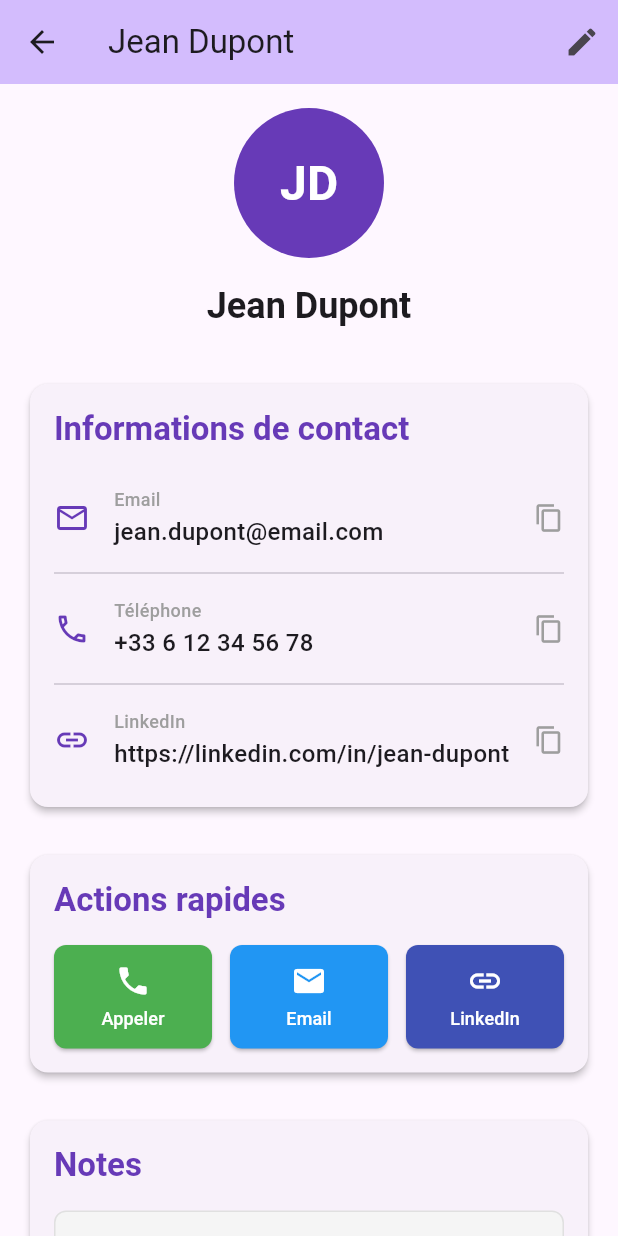
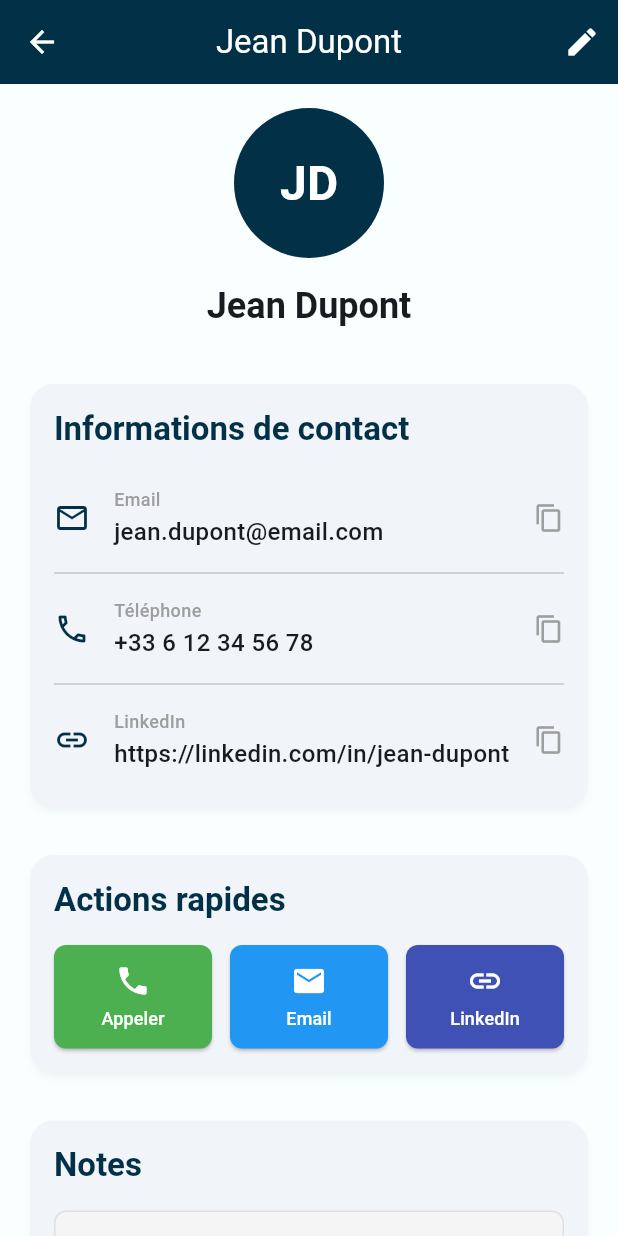
Before and after one commit to nrouelle/nr-crm-flutter, a Flutter app: the screen it shows once a user with an empty profile is signed in, after a tap on "JD", on a phone screen of 412 x 824 dp. Run offline on Flutter 3.47's test engine with Material 3 defaults, Android fonts, the phone set to English and light mode, and no system bars; our stand-ins replace firebase_auth, firebase_core; accounts and stored records are empty.

Commit message:
update colors

```diff
--- a/lib/main.dart
+++ b/lib/main.dart
@@ -28,8 +28,44 @@ class MyApp extends StatelessWidget {
       title: 'CRM Flutter',
       debugShowCheckedModeBanner: false,
       theme: ThemeData(
-        colorScheme: ColorScheme.fromSeed(seedColor: Colors.deepPurple),
         useMaterial3: true,
+        colorScheme: ColorScheme.fromSeed(
+          seedColor: const Color(0xFF023047),
+          brightness: Brightness.light,
+        ).copyWith(
+          primary: const Color(0xFF023047), // Bleu marine profond
+          secondary: const Color(0xFF219ebc), // Turquoise
+          tertiary: const Color(0xFFffb703), // Jaune doré
+          surface: const Color(0xFFf8fffe),
+          onPrimary: Colors.white,
+        ),
+        appBarTheme: const AppBarTheme(
+          backgroundColor: Color(0xFF023047),
+          foregroundColor: Colors.white,
+          elevation: 0,
+          centerTitle: true,
+        ),
+        cardTheme: CardThemeData(
+          elevation: 4,
+          shadowColor: const Color(0xFF023047).withOpacity(0.1),
+          shape: RoundedRectangleBorder(
+            borderRadius: BorderRadius.circular(16),
+          ),
+        ),
+        floatingActionButtonTheme: const FloatingActionButtonThemeData(
+          backgroundColor: Color(0xFFfb8500), // Orange vif
+          foregroundColor: Colors.white,
+        ),
+        elevatedButtonTheme: ElevatedButtonThemeData(
+          style: ElevatedButton.styleFrom(
+            backgroundColor: const Color(0xFF219ebc),
+            foregroundColor: Colors.white,
+            padding: const EdgeInsets.symmetric(horizontal: 24, vertical: 12),
+            shape: RoundedRectangleBorder(
+              borderRadius: BorderRadius.circular(12),
+            ),
+          ),
+        ),
       ),
       home: const AuthWrapper(),
     );
--- a/lib/pages/add_prospect_page.dart
+++ b/lib/pages/add_prospect_page.dart
@@ -52,7 +52,6 @@ class _AddProspectPageState extends State<AddProspectPage> {
     return Scaffold(
       appBar: AppBar(
         title: const Text('Ajouter un Prospect'),
-        backgroundColor: Theme.of(context).colorScheme.inversePrimary,
       ),
       body: SingleChildScrollView(
         padding: const EdgeInsets.all(16.0),
@@ -196,8 +195,6 @@ class _AddProspectPageState extends State<AddProspectPage> {
                     child: ElevatedButton(
                       onPressed: _saveProspect,
                       style: ElevatedButton.styleFrom(
-                        backgroundColor: Colors.deepPurple,
-                        foregroundColor: Colors.white,
                         padding: const EdgeInsets.symmetric(vertical: 16),
                         shape: RoundedRectangleBorder(
                           borderRadius: BorderRadius.circular(12),
--- a/lib/pages/login_page.dart
+++ b/lib/pages/login_page.dart
@@ -92,14 +92,14 @@ class _LoginPageState extends State<LoginPage> {
                   const Icon(
                     Icons.business_center,
                     size: 80,
-                    color: Colors.deepPurple,
+                    color: Color(0xFF023047),
                   ),
                   const SizedBox(height: 16),
                   Text(
                     'CRM Flutter',
                     style: Theme.of(context).textTheme.headlineLarge?.copyWith(
                       fontWeight: FontWeight.bold,
-                      color: Colors.deepPurple,
+                      color: const Color(0xFF023047),
                     ),
                     textAlign: TextAlign.center,
                   ),
@@ -179,8 +179,6 @@ class _LoginPageState extends State<LoginPage> {
                     child: ElevatedButton(
                       onPressed: _isLoading ? null : _signIn,
                       style: ElevatedButton.styleFrom(
-                        backgroundColor: Colors.deepPurple,
-                        foregroundColor: Colors.white,
                         shape: RoundedRectangleBorder(
                           borderRadius: BorderRadius.circular(12),
                         ),
@@ -219,7 +217,7 @@ class _LoginPageState extends State<LoginPage> {
                     child: Text(
                       'Mot de passe oublié ?',
                       style: TextStyle(
-                        color: Colors.deepPurple,
+                        color: const Color(0xFF023047),
                         fontWeight: FontWeight.w500,
                       ),
                     ),
--- a/lib/pages/prospect_detail_page.dart
+++ b/lib/pages/prospect_detail_page.dart
@@ -22,7 +22,6 @@ class ProspectDetailPage extends StatelessWidget {
     return Scaffold(
       appBar: AppBar(
         title: Text('${prospect.prenom} ${prospect.nom}'),
-        backgroundColor: Theme.of(context).colorScheme.inversePrimary,
         actions: [
           IconButton(
             icon: const Icon(Icons.edit),
@@ -48,7 +47,7 @@ class ProspectDetailPage extends StatelessWidget {
                 children: [
                   CircleAvatar(
                     radius: 50,
-                    backgroundColor: Colors.deepPurple,
+                    backgroundColor: const Color(0xFF023047),
                     child: Text(
                       '${prospect.prenom[0]}${prospect.nom[0]}',
                       style: const TextStyle(
@@ -82,7 +81,7 @@ class ProspectDetailPage extends StatelessWidget {
                       'Informations de contact',
                       style: Theme.of(context).textTheme.titleLarge?.copyWith(
                         fontWeight: FontWeight.bold,
-                        color: Colors.deepPurple,
+                        color: const Color(0xFF023047),
                       ),
                     ),
                     const SizedBox(height: 16),
@@ -135,7 +134,7 @@ class ProspectDetailPage extends StatelessWidget {
                       'Actions rapides',
                       style: Theme.of(context).textTheme.titleLarge?.copyWith(
                         fontWeight: FontWeight.bold,
-                        color: Colors.deepPurple,
+                        color: const Color(0xFF023047),
                       ),
                     ),
                     const SizedBox(height: 16),
@@ -210,7 +209,7 @@ class ProspectDetailPage extends StatelessWidget {
                       'Notes',
                       style: Theme.of(context).textTheme.titleLarge?.copyWith(
                         fontWeight: FontWeight.bold,
-                        color: Colors.deepPurple,
+                        color: const Color(0xFF023047),
                       ),
                     ),
                     const SizedBox(height: 16),
@@ -254,7 +253,7 @@ class ProspectDetailPage extends StatelessWidget {
         padding: const EdgeInsets.symmetric(vertical: 8),
         child: Row(
           children: [
-            Icon(icon, color: Colors.deepPurple, size: 24),
+            Icon(icon, color: const Color(0xFF023047), size: 24),
             const SizedBox(width: 16),
             Expanded(
               child: Column(
--- a/lib/pages/prospects_page.dart
+++ b/lib/pages/prospects_page.dart
@@ -71,7 +71,6 @@ class _ProspectsPageState extends State<ProspectsPage> {
   Widget build(BuildContext context) {
     return Scaffold(
       appBar: AppBar(
-        backgroundColor: Theme.of(context).colorScheme.inversePrimary,
         title: Text(widget.title),
         actions: [
           IconButton(
@@ -92,7 +91,7 @@ class _ProspectsPageState extends State<ProspectsPage> {
               'Liste des Prospects',
               style: Theme.of(context).textTheme.headlineMedium?.copyWith(
                 fontWeight: FontWeight.bold,
-                color: Colors.deepPurple,
+                color: const Color(0xFF023047),
               ),
             ),
             const SizedBox(height: 16),
@@ -115,7 +114,7 @@ class _ProspectsPageState extends State<ProspectsPage> {
                       },
                       child: ListTile(
                       leading: CircleAvatar(
-                        backgroundColor: Colors.deepPurple,
+                        backgroundColor: const Color(0xFF023047),
                         child: Text(
                           '${prospect.prenom[0]}${prospect.nom[0]}',
                           style: const TextStyle(
@@ -258,8 +257,7 @@ class _ProspectsPageState extends State<ProspectsPage> {
             });
           }
         },
-        backgroundColor: Colors.deepPurple,
-        child: const Icon(Icons.add, color: Colors.white),
+        child: const Icon(Icons.add),
       ),
     );
   }
```
